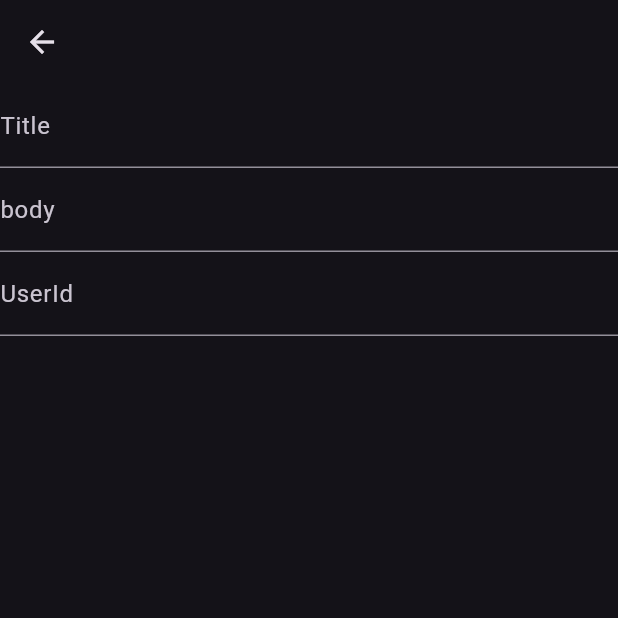
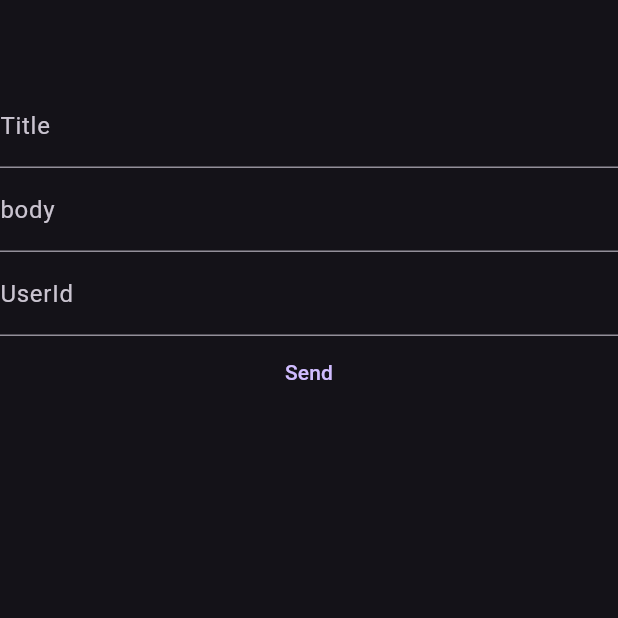
Before and after one commit to muhammetsalihaslan/firstflutterproject, a Flutter app: the ServicePostLearn screen opened directly, on a phone screen of 412 x 824 dp, the top half of it. Run offline on Flutter 3.47's test engine with Material 3 defaults, Android fonts, the phone set to English and light mode, and no system bars; our stand-ins replace dio.

Commit message:
service get post put

```diff
--- a/flutter_application_1/lib/202/service/service_post_learn_view.dart
+++ b/flutter_application_1/lib/202/service/service_post_learn_view.dart
@@ -1,3 +1,5 @@
+import 'dart:io';
+
 import 'package:dio/dio.dart';
 import 'package:flutter/material.dart';
 import 'package:flutter_application_1/202/service/post_model.dart';
@@ -10,8 +12,13 @@ class ServicePostLearn extends StatefulWidget {
 }
 
 class _ServicePostLearnState extends State<ServicePostLearn> {
+  String? name;
   late final Dio _dio;
   final _baseUrl = "https://jsonplaceholder.typicode.com/";
+
+  final TextEditingController _titleController = TextEditingController();
+  final TextEditingController _bodyController = TextEditingController();
+  final TextEditingController _userIdController = TextEditingController();
 
   @override
   void initState() {
@@ -19,22 +26,47 @@ class _ServicePostLearnState extends State<ServicePostLearn> {
     _dio = Dio(BaseOptions(baseUrl: _baseUrl));
   }
 
+  Future<void> _addItemService(PostModel postModel) async {
+    final response = await _dio.post("post", data: postModel);
+
+    if (response.statusCode == HttpStatus.ok) {
+      name = 'Başarılı';
+    }
+  }
+
   @override
   Widget build(BuildContext context) {
     return Scaffold(
       appBar: AppBar(),
-      body: const Column(
+      body: Column(
         children: [
           TextField(
-            decoration: InputDecoration(labelText: 'Title'),
+            controller: _titleController,
+            decoration: const InputDecoration(labelText: 'Title'),
           ),
           TextField(
-            decoration: InputDecoration(labelText: 'body'),
+            controller: _bodyController,
+            decoration: const InputDecoration(labelText: 'body'),
           ),
           TextField(
+            controller: _userIdController,
             keyboardType: TextInputType.number,
-            decoration: InputDecoration(labelText: 'UserId'),
+            decoration: const InputDecoration(labelText: 'UserId'),
           ),
+          TextButton(
+              onPressed: () {
+                if (_titleController.text.isNotEmpty &&
+                    _bodyController.text.isNotEmpty &&
+                    _userIdController.text.isNotEmpty) {
+                  final model = PostModel(
+                      body: _bodyController.text,
+                      title: _titleController.text,
+                      userId: int.tryParse(_userIdController.text));
+
+                  _addItemService(model);
+                }
+              },
+              child: const Text("Send")),
         ],
       ),
     );
--- a/flutter_application_1/lib/main.dart
+++ b/flutter_application_1/lib/main.dart
@@ -1,5 +1,5 @@
 import 'package:flutter/material.dart';
-import 'package:flutter_application_1/202/service/service_learn_view.dart';
+import 'package:flutter_application_1/202/service/service_post_learn_view.dart';
 
 void main() {
   runApp(const MyApp());
@@ -19,7 +19,7 @@ class MyApp extends StatelessWidget {
           progressIndicatorTheme:
               const ProgressIndicatorThemeData(color: Colors.white),
           appBarTheme: const AppBarTheme(centerTitle: true, elevation: 0)),
-      home: const ServiceLearn(),
+      home: const ServicePostLearn(),
     );
   }
 }
```
